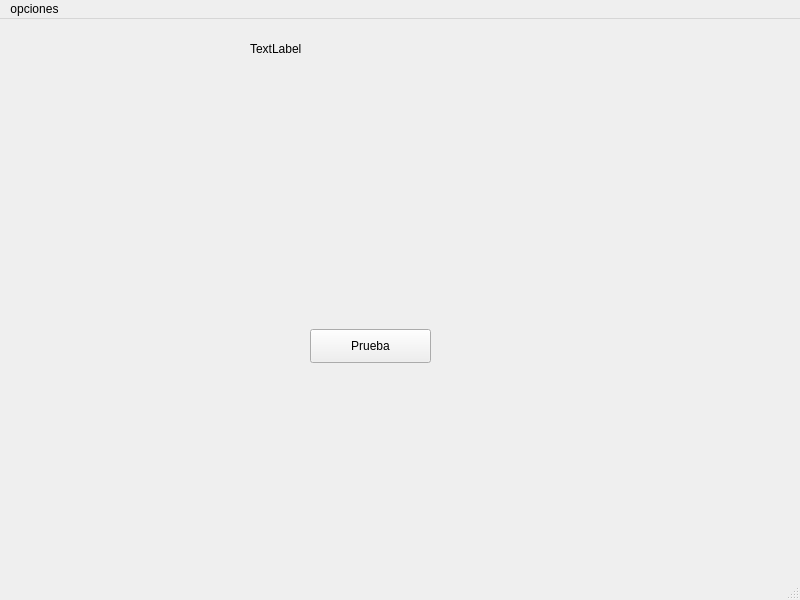
Old version of the form mainwindow.ui in the repository danyr59/Simulador-de-Planificacion-de-procesos.
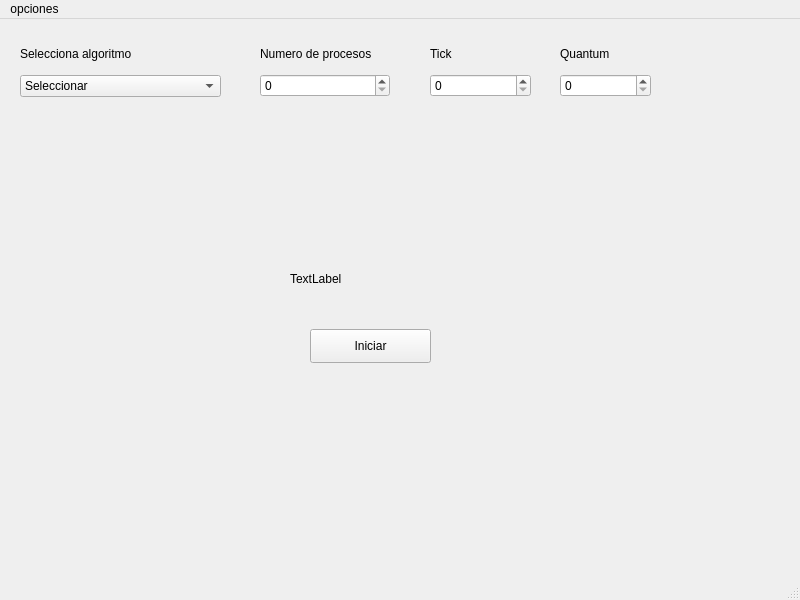
New version of the form.

Diff of the .ui file:
```diff
--- a/mainwindow.ui
+++ b/mainwindow.ui
@@ -24,14 +24,14 @@
      </rect>
     </property>
     <property name="text">
-     <string>Prueba</string>
+     <string>Iniciar</string>
     </property>
    </widget>
-   <widget class="QLabel" name="label">
+   <widget class="QLabel" name="output_label">
     <property name="geometry">
      <rect>
-      <x>250</x>
-      <y>20</y>
+      <x>290</x>
+      <y>250</y>
       <width>221</width>
       <height>20</height>
      </rect>
@@ -40,6 +40,130 @@
      <string>TextLabel</string>
     </property>
    </widget>
+   <widget class="QWidget" name="">
+    <property name="geometry">
+     <rect>
+      <x>560</x>
+      <y>20</y>
+      <width>91</width>
+      <height>58</height>
+     </rect>
+    </property>
+    <layout class="QVBoxLayout" name="quantum_layout">
+     <item>
+      <widget class="QLabel" name="label_4">
+       <property name="text">
+        <string>Quantum</string>
+       </property>
+      </widget>
+     </item>
+     <item>
+      <widget class="QSpinBox" name="quantum"/>
+     </item>
+    </layout>
+   </widget>
+   <widget class="QWidget" name="">
+    <property name="geometry">
+     <rect>
+      <x>430</x>
+      <y>20</y>
+      <width>101</width>
+      <height>58</height>
+     </rect>
+    </property>
+    <layout class="QVBoxLayout" name="verticalLayout_2">
+     <item>
+      <widget class="QLabel" name="label">
+       <property name="text">
+        <string>Tick</string>
+       </property>
+      </widget>
+     </item>
+     <item>
+      <widget class="QSpinBox" name="tick_number"/>
+     </item>
+    </layout>
+   </widget>
+   <widget class="QWidget" name="">
+    <property name="geometry">
+     <rect>
+      <x>260</x>
+      <y>20</y>
+      <width>130</width>
+      <height>58</height>
+     </rect>
+    </property>
+    <layout class="QVBoxLayout" name="verticalLayout_3">
+     <item>
+      <widget class="QLabel" name="label_3">
+       <property name="text">
+        <string>Numero de procesos</string>
+       </property>
+      </widget>
+     </item>
+     <item>
+      <widget class="QSpinBox" name="process_number"/>
+     </item>
+    </layout>
+   </widget>
+   <widget class="QWidget" name="">
+    <property name="geometry">
+     <rect>
+      <x>20</x>
+      <y>20</y>
+      <width>201</width>
+      <height>58</height>
+     </rect>
+    </property>
+    <layout class="QVBoxLayout" name="verticalLayout_4">
+     <item>
+      <widget class="QLabel" name="label_2">
+       <property name="text">
+        <string>Selecciona algoritmo</string>
+       </property>
+      </widget>
+     </item>
+     <item>
+      <widget class="QComboBox" name="algorithm_select">
+       <item>
+        <property name="text">
+         <string>Seleccionar</string>
+        </property>
+       </item>
+       <item>
+        <property name="text">
+         <string>FCFS</string>
+        </property>
+       </item>
+       <item>
+        <property name="text">
+         <string>SJF</string>
+        </property>
+       </item>
+       <item>
+        <property name="text">
+         <string>Seleccion aleatoria</string>
+        </property>
+       </item>
+       <item>
+        <property name="text">
+         <string>basada en prioridades no expulsivo</string>
+        </property>
+       </item>
+       <item>
+        <property name="text">
+         <string>Round Robin</string>
+        </property>
+       </item>
+       <item>
+        <property name="text">
+         <string>SRTF</string>
+        </property>
+       </item>
+      </widget>
+     </item>
+    </layout>
+   </widget>
   </widget>
   <widget class="QMenuBar" name="menubar">
    <property name="geometry">
```
Left out of the diff: 4 changed lines with no effect on the pictures.
